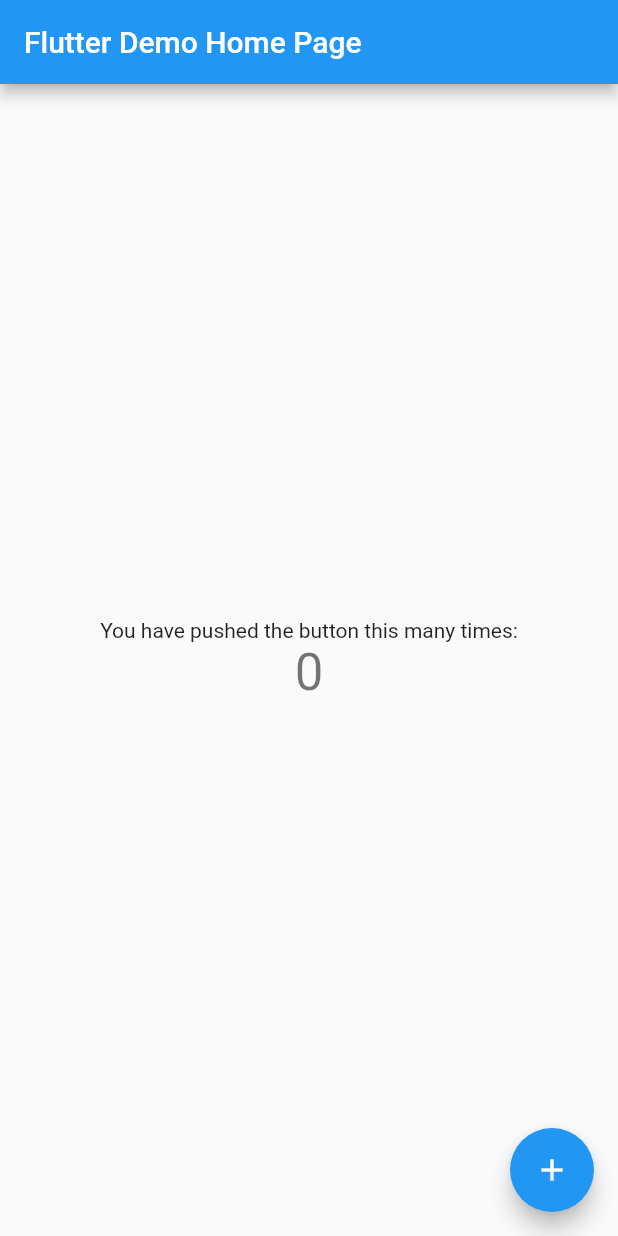
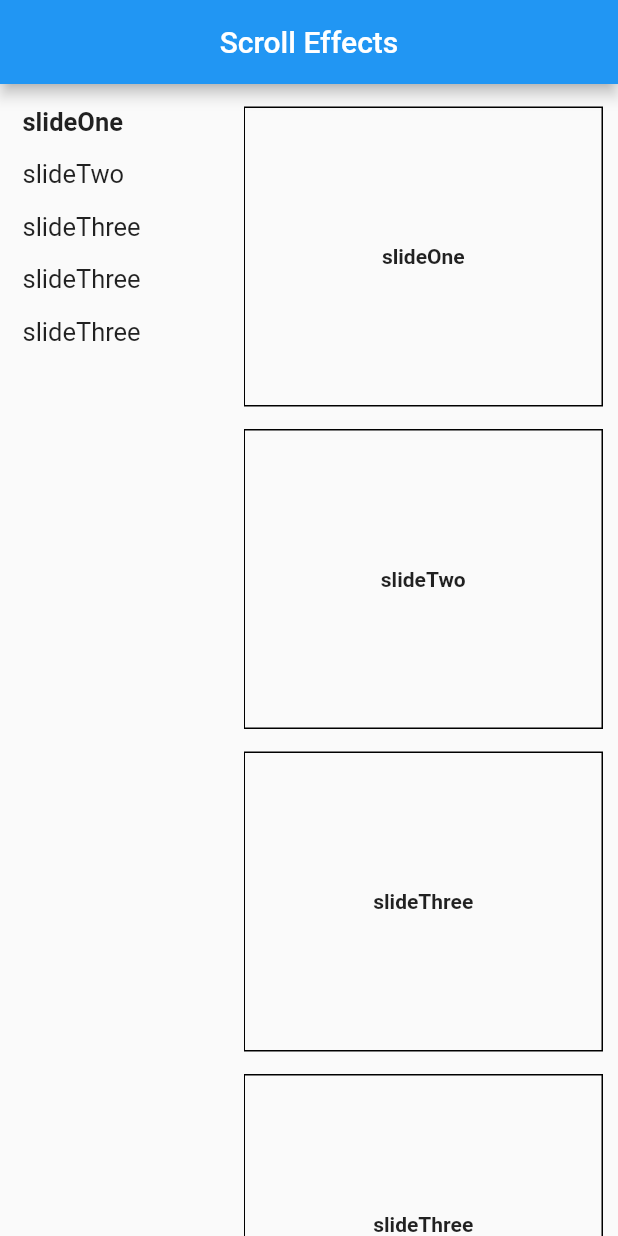
Before and after one commit to HowkMii/scroll_effects, a Flutter app: the screen it shows after launch, on a phone screen of 412 x 824 dp. Run offline on Flutter 3.47's test engine with Material 2 defaults, Android fonts, the phone set to English and light mode, and no system bars.

Commit message:
We got the job done right

```diff
--- a/lib/main.dart
+++ b/lib/main.dart
@@ -3,115 +3,144 @@ import 'package:flutter/material.dart';
 void main() {
   runApp(MyApp());
 }
-
 class MyApp extends StatelessWidget {
   // This widget is the root of your application.
   @override
   Widget build(BuildContext context) {
     return MaterialApp(
-      title: 'Flutter Demo',
-      theme: ThemeData(
-        // This is the theme of your application.
-        //
-        // Try running your application with "flutter run". You'll see the
-        // application has a blue toolbar. Then, without quitting the app, try
-        // changing the primarySwatch below to Colors.green and then invoke
-        // "hot reload" (press "r" in the console where you ran "flutter run",
-        // or simply save your changes to "hot reload" in a Flutter IDE).
-        // Notice that the counter didn't reset back to zero; the application
-        // is not restarted.
-        primarySwatch: Colors.blue,
-        // This makes the visual density adapt to the platform that you run
-        // the app on. For desktop platforms, the controls will be smaller and
-        // closer together (more dense) than on mobile platforms.
-        visualDensity: VisualDensity.adaptivePlatformDensity,
-      ),
-      home: MyHomePage(title: 'Flutter Demo Home Page'),
+      debugShowCheckedModeBanner: false,
+      home: MyHomePage(),
     );
   }
 }
 
 class MyHomePage extends StatefulWidget {
-  MyHomePage({Key key, this.title}) : super(key: key);
-
-  // This widget is the home page of your application. It is stateful, meaning
-  // that it has a State object (defined below) that contains fields that affect
-  // how it looks.
-
-  // This class is the configuration for the state. It holds the values (in this
-  // case the title) provided by the parent (in this case the App widget) and
-  // used by the build method of the State. Fields in a Widget subclass are
-  // always marked "final".
-
-  final String title;
-
   @override
   _MyHomePageState createState() => _MyHomePageState();
 }
 
 class _MyHomePageState extends State<MyHomePage> {
-  int _counter = 0;
+  ScrollController _scrollController;
 
-  void _incrementCounter() {
+  List allSlides = [
+    {'slideName': 'slideOne', 'selected': false},
+    {'slideName': 'slideTwo', 'selected': false},
+    {'slideName': 'slideThree', 'selected': false},
+    {'slideName': 'slideThree', 'selected': false},
+    {'slideName': 'slideThree', 'selected': false}
+
+  ];
+
+  var selectedSlide;
+
+  @override
+  void initState() {
+    super.initState();
+    _scrollController = ScrollController();
+    _scrollController.addListener(changeSelector);
     setState(() {
-      // This call to setState tells the Flutter framework that something has
-      // changed in this State, which causes it to rerun the build method below
-      // so that the display can reflect the updated values. If we changed
-      // _counter without calling setState(), then the build method would not be
-      // called again, and so nothing would appear to happen.
-      _counter++;
+      selectedSlide = allSlides[0];
+      selectedSlide['selected'] = true;
+    });
+  }
+
+  changeSelector() {
+    var maxScrollVal = _scrollController.position.maxScrollExtent;
+
+    var divisor = (maxScrollVal / allSlides.length) + 20;
+
+    var scrollValue = _scrollController.offset.round();
+    var slideValue = (scrollValue / divisor).round();
+
+    var currentSlide = allSlides.indexWhere((slide) => slide['selected']);
+
+    setState(() {
+      allSlides[currentSlide]['selected'] = false;
+      selectedSlide = allSlides[slideValue];
+      selectedSlide['selected'] = true;
     });
   }
 
   @override
   Widget build(BuildContext context) {
-    // This method is rerun every time setState is called, for instance as done
-    // by the _incrementCounter method above.
-    //
-    // The Flutter framework has been optimized to make rerunning build methods
-    // fast, so that you can just rebuild anything that needs updating rather
-    // than having to individually change instances of widgets.
     return Scaffold(
-      appBar: AppBar(
-        // Here we take the value from the MyHomePage object that was created by
-        // the App.build method, and use it to set our appbar title.
-        title: Text(widget.title),
-      ),
-      body: Center(
-        // Center is a layout widget. It takes a single child and positions it
-        // in the middle of the parent.
-        child: Column(
-          // Column is also a layout widget. It takes a list of children and
-          // arranges them vertically. By default, it sizes itself to fit its
-          // children horizontally, and tries to be as tall as its parent.
-          //
-          // Invoke "debug painting" (press "p" in the console, choose the
-          // "Toggle Debug Paint" action from the Flutter Inspector in Android
-          // Studio, or the "Toggle Debug Paint" command in Visual Studio Code)
-          // to see the wireframe for each widget.
-          //
-          // Column has various properties to control how it sizes itself and
-          // how it positions its children. Here we use mainAxisAlignment to
-          // center the children vertically; the main axis here is the vertical
-          // axis because Columns are vertical (the cross axis would be
-          // horizontal).
-          mainAxisAlignment: MainAxisAlignment.center,
+        appBar: AppBar(
+          title: Text('Scroll Effects'),
+          centerTitle: true,
+        ),
+        body: Row(
           children: <Widget>[
-            Text(
-              'You have pushed the button this many times:',
+            SizedBox(width: 15.0),
+            Container(
+              width: MediaQuery.of(context).size.width / 3,
+              child: ListView(
+                  children: allSlides.map((element) {
+                return getTitles(element);
+              }).toList()),
             ),
-            Text(
-              '$_counter',
-              style: Theme.of(context).textTheme.headline4,
-            ),
+            SizedBox(width: 10.0),
+            Container(
+              width: (MediaQuery.of(context).size.width / 3) * 2 - 25.0,
+              child: ListView(
+                controller: _scrollController,
+                children: allSlides.map((element) {
+                  return getCards(element);
+                }).toList(),
+              ),
+            )
           ],
+        ));
+  }
+
+  Widget getCards(slide) {
+    return Padding(
+      padding: EdgeInsets.only(top: 15.0, right: 10.0),
+      child: Container(
+        decoration: BoxDecoration(
+          border: Border.all(
+              color: Colors.black, style: BorderStyle.solid, width: 1.0),
+        ),
+        height: 200.0,
+        width: 125.0,
+        child: Center(
+          child: Text(
+            slide['slideName'],
+            style: TextStyle(fontWeight: FontWeight.bold),
+          ),
         ),
       ),
-      floatingActionButton: FloatingActionButton(
-        onPressed: _incrementCounter,
-        tooltip: 'Increment',
-        child: Icon(Icons.add),
-      ), // This trailing comma makes auto-formatting nicer for build methods.
+    );
+  }
+
+  scrollToSlide(inputSlide) {
+    var whichSlide = allSlides
+        .indexWhere((slide) => slide['slideName'] == inputSlide['slideName']);
+
+    var maxScrollValue = _scrollController.position.maxScrollExtent;
+
+    var divisor = (maxScrollValue / allSlides.length) + 20;
+
+    var scrollToValue = whichSlide * divisor;
+
+    _scrollController.animateTo(scrollToValue,
+        curve: Curves.easeIn, duration: Duration(milliseconds: 1000));
+  }
+
+  Widget getTitles(slide) {
+    return InkWell(
+      onTap: () {
+        scrollToSlide(slide);
+      },
+      child: Padding(
+        padding: EdgeInsets.only(top: 15.0),
+        child: Text(
+          slide['slideName'],
+          style: TextStyle(
+              fontWeight:
+                  slide['selected'] ? FontWeight.bold : FontWeight.normal,
+              fontSize: 17.0),
+        ),
+      ),
     );
   }
 }
```
